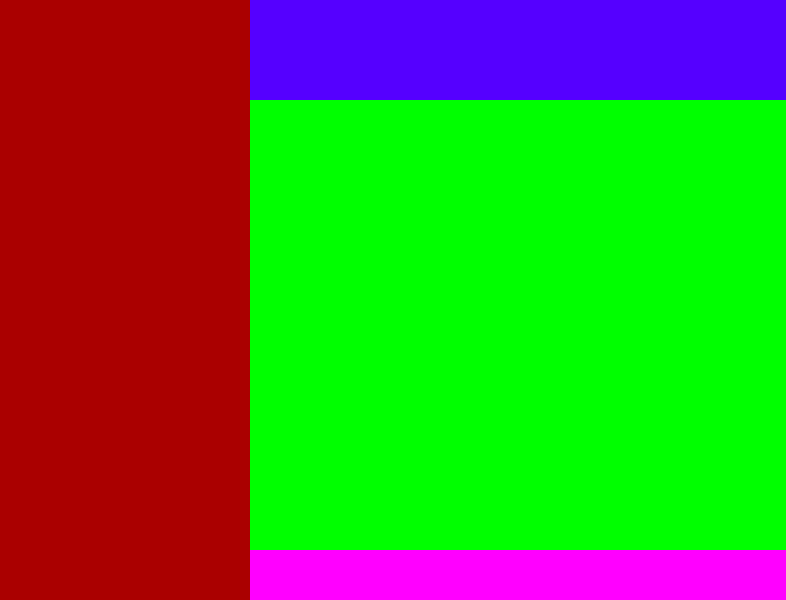
Before: the Qt Designer form mainwindow.ui in TheCheezyPie/SMTP-UI, drawn with Qt 5.
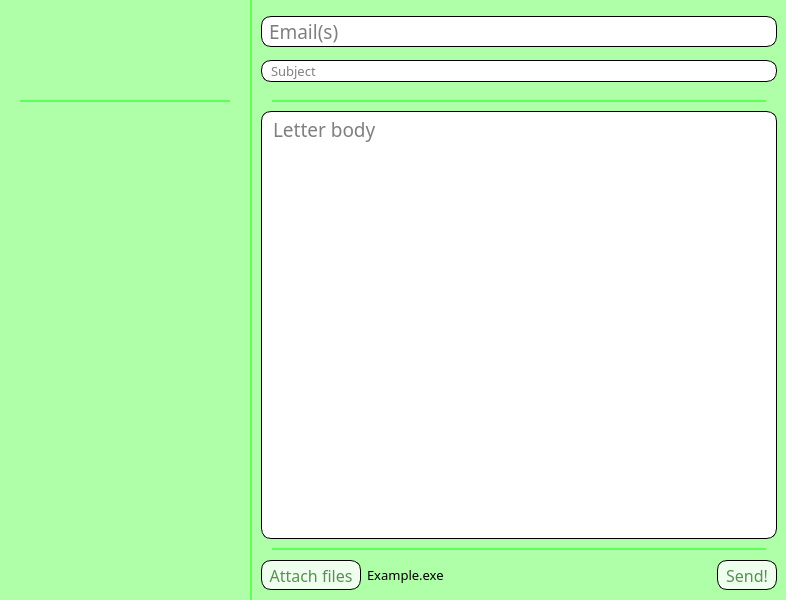
After: the same form once the commit is applied.

Commit message: Mail body

Diff of the .ui file:
```diff
--- a/mainwindow.ui
+++ b/mainwindow.ui
@@ -19,6 +19,9 @@
   <property name="windowTitle">
    <string>MainWindow</string>
   </property>
+  <property name="styleSheet">
+   <string notr="true">background-color: rgb(193, 255, 193);</string>
+  </property>
   <widget class="QWidget" name="centralwidget">
    <property name="sizePolicy">
     <sizepolicy hsizetype="Expanding" vsizetype="Expanding">
@@ -327,8 +330,14 @@
        </layout>
       </widget>
       <widget class="QWidget" name="MainPage">
+       <property name="minimumSize">
+        <size>
+         <width>100</width>
+         <height>0</height>
+        </size>
+       </property>
        <property name="styleSheet">
-        <string notr="true">background-color: rgb(255, 255, 255);</string>
+        <string notr="true">background-color: rgb(175, 255, 169);</string>
        </property>
        <layout class="QGridLayout" name="horizontalLayout_2">
         <property name="leftMargin">
@@ -351,6 +360,18 @@
           <property name="spacing">
            <number>0</number>
           </property>
+          <property name="leftMargin">
+           <number>0</number>
+          </property>
+          <property name="topMargin">
+           <number>0</number>
+          </property>
+          <property name="rightMargin">
+           <number>0</number>
+          </property>
+          <property name="bottomMargin">
+           <number>0</number>
+          </property>
           <item>
            <layout class="QVBoxLayout" name="verticalLayout_2">
             <property name="spacing">
@@ -367,7 +388,59 @@
               <property name="minimumSize">
                <size>
                 <width>150</width>
-                <height>0</height>
+                <height>100</height>
+               </size>
+              </property>
+              <property name="maximumSize">
+               <size>
+                <width>250</width>
+                <height>100</height>
+               </size>
+              </property>
+              <property name="styleSheet">
+               <string notr="true">background-color: rgb(175, 255, 169);</string>
+              </property>
+             </widget>
+            </item>
+            <item>
+             <widget class="QWidget" name="Div" native="true">
+              <property name="sizePolicy">
+               <sizepolicy hsizetype="Expanding" vsizetype="Fixed">
+                <horstretch>0</horstretch>
+                <verstretch>0</verstretch>
+               </sizepolicy>
+              </property>
+              <property name="minimumSize">
+               <size>
+                <width>0</width>
+                <height>2</height>
+               </size>
+              </property>
+              <property name="maximumSize">
+               <size>
+                <width>250</width>
+                <height>2</height>
+               </size>
+              </property>
+              <property name="styleSheet">
+               <string notr="true">background-color: rgb(96, 255, 88);
+margin-left: 20px;
+margin-right: 20px;</string>
+              </property>
+             </widget>
+            </item>
+            <item>
+             <widget class="QWidget" name="MailHistory" native="true">
+              <property name="sizePolicy">
+               <sizepolicy hsizetype="Expanding" vsizetype="Expanding">
+                <horstretch>0</horstretch>
+                <verstretch>0</verstretch>
+               </sizepolicy>
+              </property>
+              <property name="minimumSize">
+               <size>
+                <width>150</width>
+                <height>20</height>
                </size>
               </property>
               <property name="maximumSize">
@@ -383,21 +456,46 @@
                </size>
               </property>
               <property name="styleSheet">
-               <string notr="true">background-color: rgb(170, 0, 0);</string>
+               <string notr="true">background-color: rgb(175, 255, 169);</string>
               </property>
              </widget>
             </item>
            </layout>
           </item>
           <item>
-           <layout class="QVBoxLayout" name="verticalLayout" stretch="0,0,0">
+           <widget class="QWidget" name="Div_4" native="true">
+            <property name="sizePolicy">
+             <sizepolicy hsizetype="Fixed" vsizetype="Expanding">
+              <horstretch>0</horstretch>
+              <verstretch>0</verstretch>
+             </sizepolicy>
+            </property>
+            <property name="minimumSize">
+             <size>
+              <width>2</width>
+              <height>0</height>
+             </size>
+            </property>
+            <property name="maximumSize">
+             <size>
+              <width>2</width>
+              <height>16777215</height>
+             </size>
+            </property>
+            <property name="styleSheet">
+             <string notr="true">background-color: rgb(96, 255, 88);</string>
+            </property>
+           </widget>
+          </item>
+          <item>
+           <layout class="QVBoxLayout" name="verticalLayout" stretch="0,0,0,0,0">
             <property name="spacing">
              <number>0</number>
             </property>
             <item>
              <widget class="QWidget" name="MailInfo" native="true">
               <property name="sizePolicy">
-               <sizepolicy hsizetype="Expanding" vsizetype="Fixed">
+               <sizepolicy hsizetype="Expanding" vsizetype="Expanding">
                 <horstretch>0</horstretch>
                 <verstretch>0</verstretch>
                </sizepolicy>
@@ -414,21 +512,152 @@
                 <height>100</height>
                </size>
               </property>
+              <property name="font">
+               <font>
+                <family>Titillium Web</family>
+                <pointsize>14</pointsize>
+               </font>
+              </property>
               <property name="styleSheet">
-               <string notr="true">background-color: rgb(85, 0, 255);</string>
+               <string notr="true">background-color: rgb(175, 255, 169);</string>
               </property>
+              <layout class="QVBoxLayout" name="verticalLayout_3">
+               <item>
+                <widget class="QLineEdit" name="EmailLine">
+                 <property name="font">
+                  <font>
+                   <family>Titillium Web</family>
+                   <pointsize>14</pointsize>
+                  </font>
+                 </property>
+                 <property name="styleSheet">
+                  <string notr="true">QLineEdit
+{
+    border: 1px solid black;
+    border-radius: 10px;
+    background: white;
+	color: black;
+	padding: 0px 5px;
+}</string>
+                 </property>
+                 <property name="placeholderText">
+                  <string>Email(s)</string>
+                 </property>
+                </widget>
+               </item>
+               <item>
+                <widget class="QLineEdit" name="SubjectLine">
+                 <property name="font">
+                  <font>
+                   <family>Titillium Web</family>
+                   <pointsize>10</pointsize>
+                  </font>
+                 </property>
+                 <property name="styleSheet">
+                  <string notr="true">QLineEdit
+{
+    border: 1px solid black;
+    border-radius: 10px;
+    background: white;
+	color: black;
+	padding: 0px 7px;
+}</string>
+                 </property>
+                 <property name="placeholderText">
+                  <string>Subject</string>
+                 </property>
+                </widget>
+               </item>
+              </layout>
              </widget>
             </item>
             <item>
              <widget class="QWidget" name="MailBody" native="true">
               <property name="sizePolicy">
+               <sizepolicy hsizetype="Expanding" vsizetype="Fixed">
+                <horstretch>0</horstretch>
+                <verstretch>0</verstretch>
+               </sizepolicy>
+              </property>
+              <property name="minimumSize">
+               <size>
+                <width>0</width>
+                <height>2</height>
+               </size>
+              </property>
+              <property name="maximumSize">
+               <size>
+                <width>16777215</width>
+                <height>2</height>
+               </size>
+              </property>
+              <property name="styleSheet">
+               <string notr="true">background-color: rgb(96, 255, 88);
+margin-left: 20px;
+margin-right: 20px;</string>
+              </property>
+             </widget>
+            </item>
+            <item>
+             <widget class="QWidget" name="LetterBodyWidget" native="true">
+              <property name="sizePolicy">
                <sizepolicy hsizetype="Expanding" vsizetype="Expanding">
                 <horstretch>0</horstretch>
                 <verstretch>0</verstretch>
                </sizepolicy>
               </property>
               <property name="styleSheet">
-               <string notr="true">background-color: rgb(0, 255, 0);</string>
+               <string notr="true">background-color: rgb(175, 255, 169);
+</string>
+              </property>
+              <layout class="QGridLayout" name="gridLayout_3">
+               <item row="1" column="0">
+                <widget class="QTextEdit" name="LetterBodyText">
+                 <property name="font">
+                  <font>
+                   <family>Titillium Web</family>
+                   <pointsize>14</pointsize>
+                  </font>
+                 </property>
+                 <property name="styleSheet">
+                  <string notr="true">    border: 1px solid black;
+    border-radius: 10px;
+    background: white;
+	color: black;
+	padding: 0px 7px;</string>
+                 </property>
+                 <property name="placeholderText">
+                  <string>Letter body</string>
+                 </property>
+                </widget>
+               </item>
+              </layout>
+             </widget>
+            </item>
+            <item>
+             <widget class="QWidget" name="Div_3" native="true">
+              <property name="sizePolicy">
+               <sizepolicy hsizetype="Expanding" vsizetype="Fixed">
+                <horstretch>0</horstretch>
+                <verstretch>0</verstretch>
+               </sizepolicy>
+              </property>
+              <property name="minimumSize">
+               <size>
+                <width>0</width>
+                <height>2</height>
+               </size>
+              </property>
+              <property name="maximumSize">
+               <size>
+                <width>16777215</width>
+                <height>2</height>
+               </size>
+              </property>
+              <property name="styleSheet">
+               <string notr="true">background-color: rgb(96, 255, 88);
+margin-left: 20px;
+margin-right: 20px;</string>
               </property>
              </widget>
             </item>
@@ -447,8 +676,132 @@
                </size>
               </property>
               <property name="styleSheet">
-               <string notr="true">background-color: rgb(255, 0, 255);</string>
+               <string notr="true">background-color: rgb(175, 255, 169);</string>
               </property>
+              <layout class="QHBoxLayout" name="horizontalLayout_3">
+               <item>
+                <widget class="QPushButton" name="AttachFileButton">
+                 <property name="sizePolicy">
+                  <sizepolicy hsizetype="Fixed" vsizetype="Fixed">
+                   <horstretch>0</horstretch>
+                   <verstretch>0</verstretch>
+                  </sizepolicy>
+                 </property>
+                 <property name="minimumSize">
+                  <size>
+                   <width>100</width>
+                   <height>30</height>
+                  </size>
+                 </property>
+                 <property name="font">
+                  <font>
+                   <family>Titillium Web</family>
+                   <pointsize>12</pointsize>
+                  </font>
+                 </property>
+                 <property name="styleSheet">
+                  <string notr="true">QPushButton
+{
+	background-color: rgb(239, 255, 237);
+	color: rgb(91, 141, 88);
+	border: 1px solid black;
+	border-radius: 10px
+}
+
+QPushButton:hover
+{
+	background-color: rgb(191, 255, 188);
+	color: rgb(91, 141, 88);
+	border: 1px solid black;
+	border-radius: 10px
+}
+
+QPushButton:pressed
+{
+	background-color: rgb(128, 255, 114);
+	color: rgb(91, 141, 88);
+	border: 1px solid black;
+	border-radius: 10px
+}</string>
+                 </property>
+                 <property name="text">
+                  <string>Attach files</string>
+                 </property>
+                </widget>
+               </item>
+               <item>
+                <widget class="QLabel" name="FileNameLabel">
+                 <property name="sizePolicy">
+                  <sizepolicy hsizetype="Expanding" vsizetype="Expanding">
+                   <horstretch>0</horstretch>
+                   <verstretch>0</verstretch>
+                  </sizepolicy>
+                 </property>
+                 <property name="font">
+                  <font>
+                   <family>Titillium Web</family>
+                   <pointsize>10</pointsize>
+                  </font>
+                 </property>
+                 <property name="styleSheet">
+                  <string notr="true">color: rgb(0, 0, 0);</string>
+                 </property>
+                 <property name="text">
+                  <string>Example.exe</string>
+                 </property>
+                </widget>
+               </item>
+               <item alignment="Qt::AlignmentFlag::AlignRight">
+                <widget class="QPushButton" name="SendButton">
+                 <property name="sizePolicy">
+                  <sizepolicy hsizetype="Fixed" vsizetype="Fixed">
+                   <horstretch>0</horstretch>
+                   <verstretch>0</verstretch>
+                  </sizepolicy>
+                 </property>
+                 <property name="minimumSize">
+                  <size>
+                   <width>60</width>
+                   <height>30</height>
+                  </size>
+                 </property>
+                 <property name="font">
+                  <font>
+                   <family>Titillium Web</family>
+                   <pointsize>12</pointsize>
+                  </font>
+                 </property>
+                 <property name="styleSheet">
+                  <string notr="true">QPushButton
+{
+	background-color: rgb(239, 255, 237);
+	color: rgb(91, 141, 88);
+	border: 1px solid black;
+	border-radius: 10px
+}
+
+QPushButton:hover
+{
+	background-color: rgb(191, 255, 188);
+	color: rgb(91, 141, 88);
+	border: 1px solid black;
+	border-radius: 10px
+}
+
+QPushButton:pressed
+{
+	background-color: rgb(128, 255, 114);
+	color: rgb(91, 141, 88);
+	border: 1px solid black;
+	border-radius: 10px
+}</string>
+                 </property>
+                 <property name="text">
+                  <string>Send!</string>
+                 </property>
+                </widget>
+               </item>
+              </layout>
              </widget>
             </item>
            </layout>
```
Left out of the diff: 9 changed lines with no effect on the pictures. The commit also changes 3 other files.
